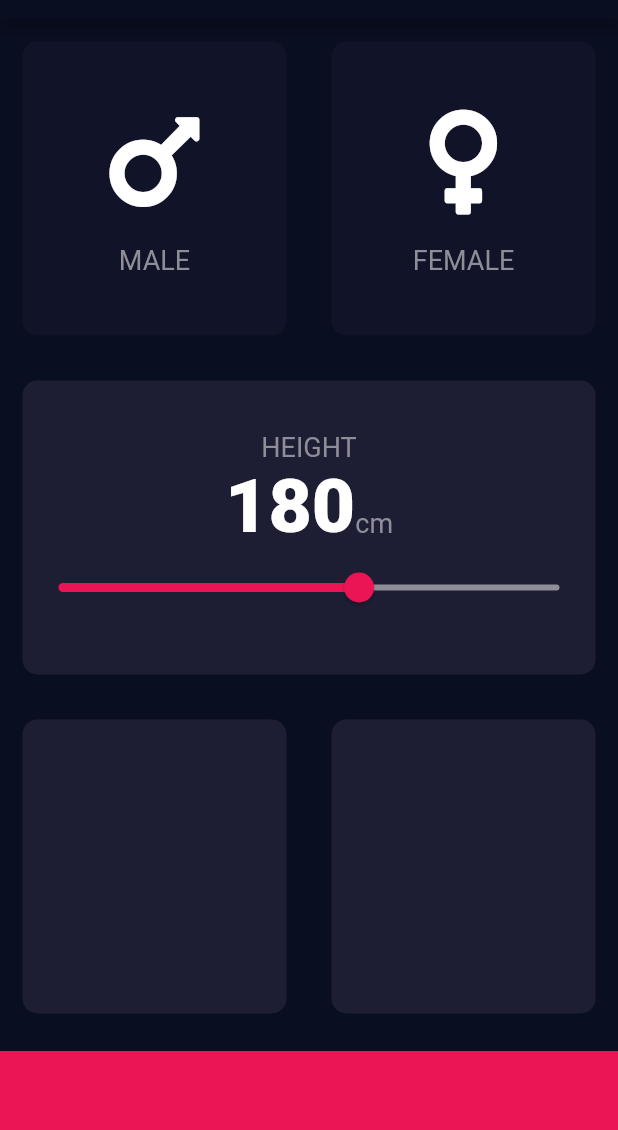
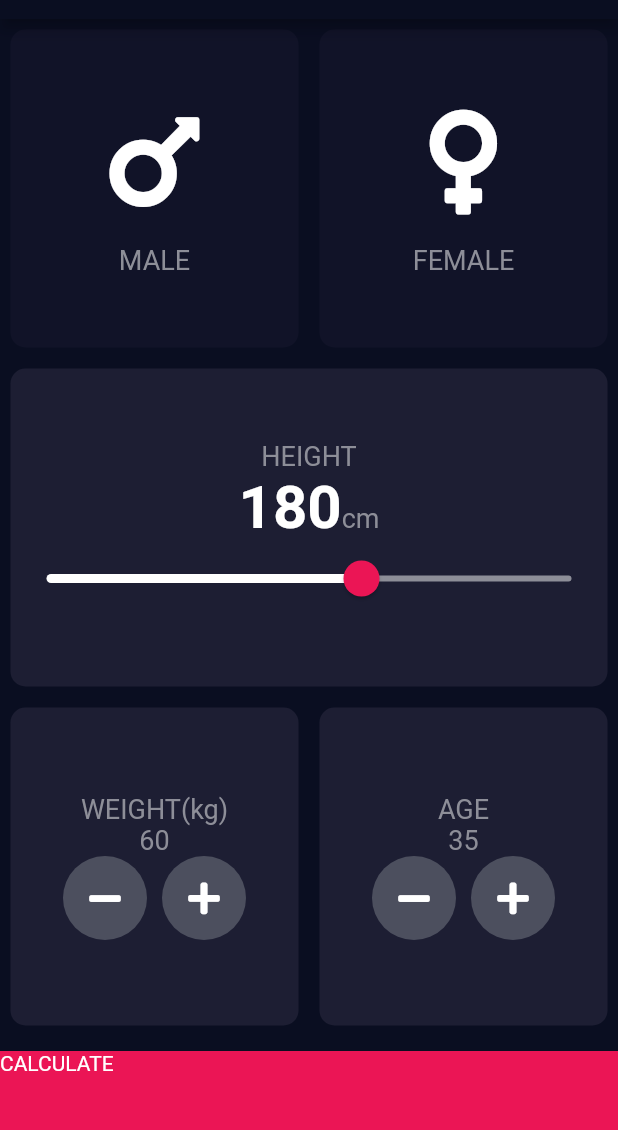
Before and after one commit to Fakorede/flutter-bmi-calculator, a Flutter app: the screen it shows after launch, on a phone screen of 412 x 824 dp, the part 65-1195 px from its top. Run offline on Flutter 3.47's test engine with Material 2 defaults, Android fonts, the phone set to English and light mode, and no system bars; our stand-ins replace font_awesome_flutter.

Commit message:
rounded up with the inputpage and navigating to a second screen

```diff
--- a/lib/constants.dart
+++ b/lib/constants.dart
@@ -11,6 +11,6 @@ const kLabelTextStyle = TextStyle(
 );
 
 const kNumberTextStyle = TextStyle(
-  fontSize: 50.0,
-  fontWeight: FontWeight.w900,
+  fontSize: 40.0,
+  fontWeight: FontWeight.w700,
 );
--- a/lib/input_page.dart
+++ b/lib/input_page.dart
@@ -3,6 +3,7 @@ import 'package:font_awesome_flutter/font_awesome_flutter.dart';
 import 'icon_content.dart';
 import 'reusable_card.dart';
 import 'constants.dart';
+import 'results_page.dart';
 
 enum Gender { male, female }
 
@@ -14,6 +15,8 @@ class InputPage extends StatefulWidget {
 class _InputPageState extends State<InputPage> {
   Gender selectedGender;
   int height = 180;
+  int weight = 60;
+  int age = 35;
 
   @override
   Widget build(BuildContext context) {
@@ -88,17 +91,26 @@ class _InputPageState extends State<InputPage> {
                       ),
                     ],
                   ),
-                  Slider(
+                  SliderTheme(
+                    data: SliderTheme.of(context).copyWith(
+                        activeTrackColor: Colors.white,
+                        inactiveTrackColor: Color(0xFF8D8E98),
+                        thumbColor: Color(0xFFEB1555),
+                        overlayColor: Color(0x29EB1555),
+                        thumbShape:
+                            RoundSliderThumbShape(enabledThumbRadius: 12.0),
+                        overlayShape:
+                            RoundSliderOverlayShape(overlayRadius: 24.0)),
+                    child: Slider(
                       value: height.toDouble(),
                       min: 120.0,
                       max: 220.0,
-                    activeColor: Color(0xFFEB1555),
-                    inactiveColor: Color(0xFF8D8E98),
                       onChanged: (double newValue) {
                         setState(() {
                           height = newValue.round();
                         });
                       },
+                    ),
                   ),
                 ],
               ),
@@ -110,24 +122,128 @@ class _InputPageState extends State<InputPage> {
                 Expanded(
                   child: ReusableCard(
                     color: kActiveCardColor,
+                    cardChild: Column(
+                      mainAxisAlignment: MainAxisAlignment.center,
+                      children: <Widget>[
+                        Text(
+                          'WEIGHT(kg)',
+                          style: kLabelTextStyle,
+                        ),
+                        Text(
+                          weight.toString(),
+                          style: kLabelTextStyle,
+                        ),
+                        Row(
+                          mainAxisAlignment: MainAxisAlignment.center,
+                          children: <Widget>[
+                            RoundIconButton(
+                              icon: FontAwesomeIcons.minus,
+                              onPressed: () {
+                                setState(() {
+                                  weight--;
+                                });
+                              },
+                            ),
+                            SizedBox(
+                              width: 10.0,
+                            ),
+                            RoundIconButton(
+                              icon: FontAwesomeIcons.plus,
+                              onPressed: () {
+                                setState(() {
+                                  weight++;
+                                });
+                              },
+                            ),
+                          ],
+                        ),
+                      ],
+                    ),
                   ),
                 ),
                 Expanded(
                   child: ReusableCard(
                     color: kActiveCardColor,
+                    cardChild: Column(
+                      mainAxisAlignment: MainAxisAlignment.center,
+                      children: <Widget>[
+                        Text(
+                          'AGE',
+                          style: kLabelTextStyle,
+                        ),
+                        Text(
+                          age.toString(),
+                          style: kLabelTextStyle,
+                        ),
+                        Row(
+                          mainAxisAlignment: MainAxisAlignment.center,
+                          children: <Widget>[
+                            RoundIconButton(
+                              icon: FontAwesomeIcons.minus,
+                              onPressed: () {
+                                setState(() {
+                                  age--;
+                                });
+                              },
+                            ),
+                            SizedBox(
+                              width: 10.0,
+                            ),
+                            RoundIconButton(
+                              icon: FontAwesomeIcons.plus,
+                              onPressed: () {
+                                setState(() {
+                                  age++;
+                                });
+                              },
+                            ),
+                          ],
+                        ),
+                      ],
+                    ),
                   ),
                 ),
               ],
             ),
           ),
-          Container(
+          GestureDetector(
+            onTap: () {
+              Navigator.push(
+                context,
+                MaterialPageRoute(
+                  builder: (context) => ResultsPage(),
+                ),
+              );
+            },
+            child: Container(
+              child: Text('CALCULATE'),
               color: kBottomContainerColor,
               margin: EdgeInsets.only(top: 10.0),
               width: double.infinity,
               height: kBottomContainerHeight,
+            ),
           ),
         ],
       ),
     );
   }
 }
+
+class RoundIconButton extends StatelessWidget {
+  final IconData icon;
+  final Function onPressed;
+
+  RoundIconButton({@required this.icon, @required this.onPressed});
+
+  @override
+  Widget build(BuildContext context) {
+    return RawMaterialButton(
+      child: Icon(icon),
+      onPressed: onPressed,
+      elevation: 0.0,
+      constraints: BoxConstraints.tightFor(width: 56.0, height: 56.0),
+      shape: CircleBorder(),
+      fillColor: Color(0xFF4C4F5E),
+    );
+  }
+}
--- /dev/null
+++ b/lib/results_page.dart
@@ -0,0 +1,8 @@
+import 'package:flutter/material.dart';
+
+class ResultsPage extends StatelessWidget {
+  @override
+  Widget build(BuildContext context) {
+    return Container();
+  }
+}
--- a/lib/reusable_card.dart
+++ b/lib/reusable_card.dart
@@ -13,7 +13,7 @@ class ReusableCard extends StatelessWidget {
       onTap: onPress,
       child: Container(
         child: cardChild,
-        margin: EdgeInsets.all(15.0),
+        margin: EdgeInsets.all(7.0),
         decoration: BoxDecoration(
           color: color,
           borderRadius: BorderRadius.circular(10.0),
```
Lines whose indentation alone changed are shown as unchanged.
